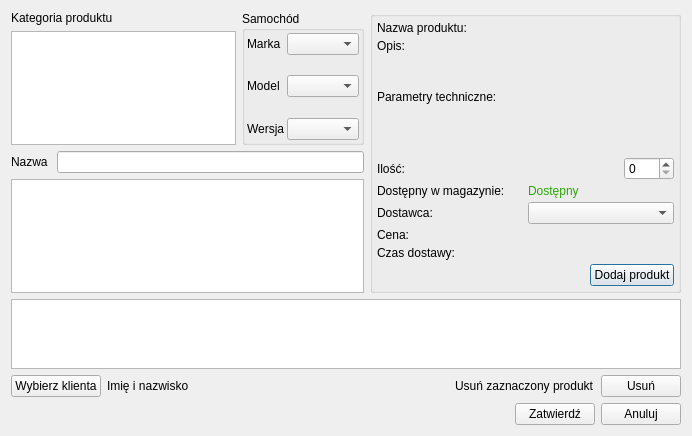
First picture: the form in edycja_zamowienia.ui, repository igrek51/psbd_moto_sklep, before the edit.
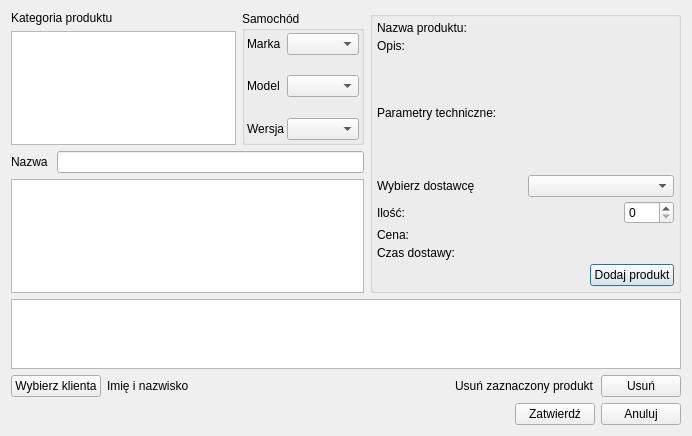
Second picture: the form after the edit.

Commit message: Wybór dostawców produktu

```diff
--- a/edycja_zamowienia.ui
+++ b/edycja_zamowienia.ui
@@ -271,6 +271,20 @@
             </property>
            </spacer>
           </item>
+          <item>
+           <layout class="QHBoxLayout" name="horizontalLayout_3">
+            <item>
+             <widget class="QLabel" name="label_10">
+              <property name="text">
+               <string>Wybierz dostawcę</string>
+              </property>
+             </widget>
+            </item>
+            <item>
+             <widget class="QComboBox" name="cb_dostawca"/>
+            </item>
+           </layout>
+          </item>
           <item>
            <layout class="QHBoxLayout" name="horizontalLayout_21">
             <item>
@@ -308,75 +322,6 @@
             </item>
            </layout>
           </item>
-          <item>
-           <layout class="QHBoxLayout" name="horizontalLayout_2">
-            <item>
-             <widget class="QLabel" name="label_9">
-              <property name="text">
-               <string>Dostępny w magazynie:</string>
-              </property>
-             </widget>
-            </item>
-            <item>
-             <widget class="QLabel" name="l_dostepnosc">
-              <property name="palette">
-               <palette>
-                <active>
-                 <colorrole role="WindowText">
-                  <brush brushstyle="SolidPattern">
-                   <color alpha="255">
-                    <red>41</red>
-                    <green>168</green>
-                    <blue>6</blue>
-                   </color>
-                  </brush>
-                 </colorrole>
-                </active>
-                <inactive>
-                 <colorrole role="WindowText">
-                  <brush brushstyle="SolidPattern">
-                   <color alpha="255">
-                    <red>41</red>
-                    <green>168</green>
-                    <blue>6</blue>
-                   </color>
-                  </brush>
-                 </colorrole>
-                </inactive>
-                <disabled>
-                 <colorrole role="WindowText">
-                  <brush brushstyle="SolidPattern">
-                   <color alpha="255">
-                    <red>111</red>
-                    <green>110</green>
-                    <blue>108</blue>
-                   </color>
-                  </brush>
-                 </colorrole>
-                </disabled>
-               </palette>
-              </property>
-              <property name="text">
-               <string>Dostępny</string>
-              </property>
-             </widget>
-            </item>
-           </layout>
-          </item>
-          <item>
-           <layout class="QHBoxLayout" name="horizontalLayout_3">
-            <item>
-             <widget class="QLabel" name="label_10">
-              <property name="text">
-               <string>Dostawca:</string>
-              </property>
-             </widget>
-            </item>
-            <item>
-             <widget class="QComboBox" name="cb_dostawca"/>
-            </item>
-           </layout>
-          </item>
           <item>
            <widget class="QLabel" name="l_cena">
             <property name="text">
```
The commit also changes 2 other files.
